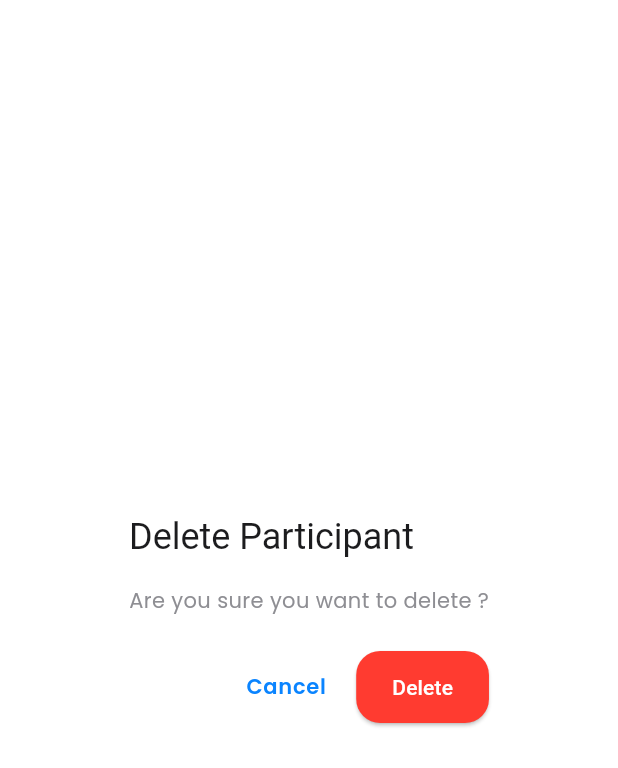
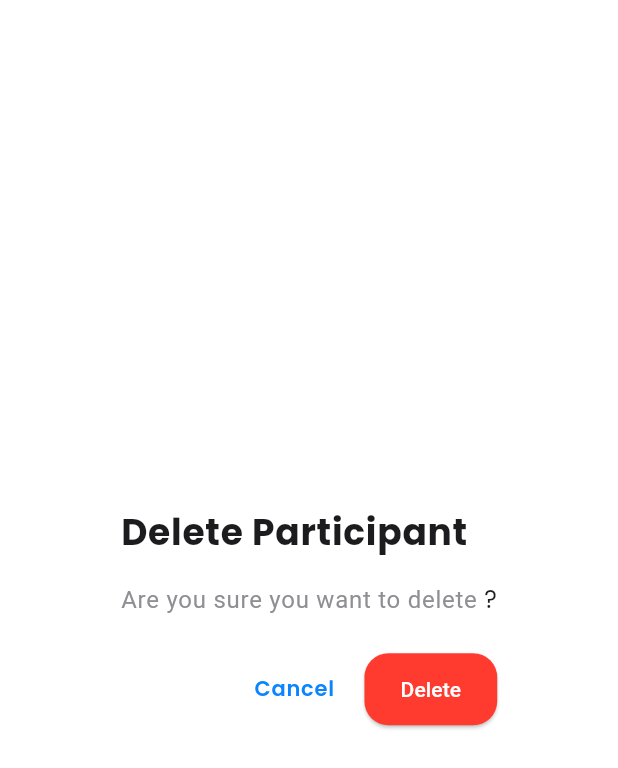
Before and after one commit to phuravongpech/RaceTrackingApp-G5, a Flutter app: the DeleteConfirmationDialog widget shown alone on an empty page, opened directly with empty values, on a phone screen of 412 x 824 dp. Shown: the top 768 px of the screen. Run offline on Flutter 3.47's test engine with Material 3 defaults, Android fonts, the phone set to English and light mode, and no system bars; our stand-ins replace firebase_core, firebase_database, google_fonts; accounts and stored records are empty.

Commit message:
RT-32 added dialog and fix null value warning, fix font for dialog

```diff
--- a/lib/screens/participant/widgets/delete_confirmation_dialog.dart
+++ b/lib/screens/participant/widgets/delete_confirmation_dialog.dart
@@ -18,8 +18,25 @@ class DeleteConfirmationDialog extends StatelessWidget {
   @override
   Widget build(BuildContext context) {
     return AlertDialog(
-      title: const Text('Delete Participant'),
-      content: Text('Are you sure you want to delete ${participant.name}?'),
+      title: Text('Delete Participant'),
+      content: RichText(
+        text: TextSpan(
+          style: Theme.of(
+            context,
+          ).textTheme.bodyLarge?.copyWith(color: RTColors.textPrimary),
+          children: [
+            const TextSpan(
+              text: 'Are you sure you want to delete ',
+              style: TextStyle(color: RTColors.textSecondary),
+            ),
+            TextSpan(
+              text: participant.name,
+              style: const TextStyle(fontWeight: FontWeight.bold),
+            ),
+            const TextSpan(text: '?'),
+          ],
+        ),
+      ),
       actions: [
         TextButton(
           onPressed: () => Navigator.of(context).pop(),
--- a/lib/theme/theme.dart
+++ b/lib/theme/theme.dart
@@ -95,6 +95,16 @@ ThemeData appTheme = ThemeData(
       shape: RoundedRectangleBorder(borderRadius: BorderRadius.circular(16)),
     ),
   ),
+  dialogTheme: DialogTheme(
+    titleTextStyle: RTTextStyles.heading.copyWith(
+      fontSize: 24,
+      fontWeight: FontWeight.bold,
+      color: RTColors.textPrimary,
+    ),
+
+    contentTextStyle: RTTextStyles.body.copyWith(color: RTColors.textSecondary),
+    shape: RoundedRectangleBorder(borderRadius: BorderRadius.circular(16)),
+  ),
   textButtonTheme: TextButtonThemeData(
     style: TextButton.styleFrom(
       foregroundColor: RTColors.primary,
```
Also changed, not shown: lib/screens/race/race_screen.dart (+37 -44 lines), lib/screens/race/widgets/race_clock_timer.dart (+69 -64 lines), lib/utils/dialog_util.dart (added, +34 -0 lines).
